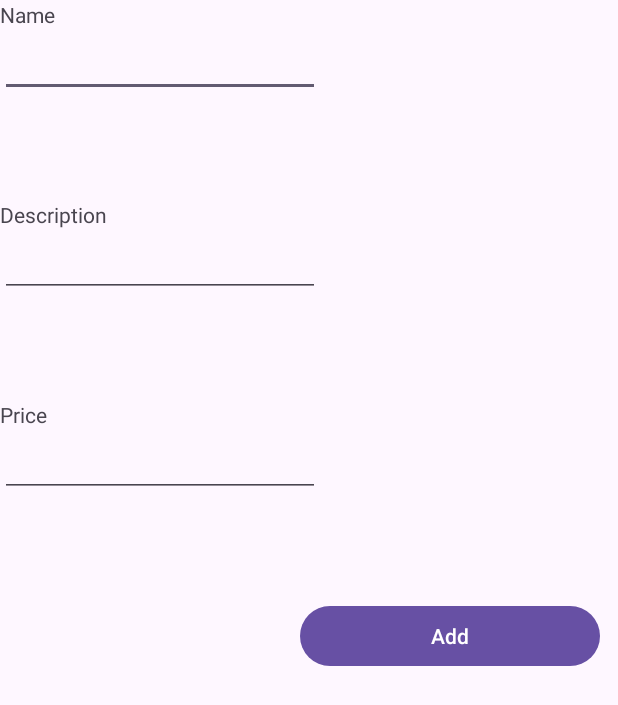
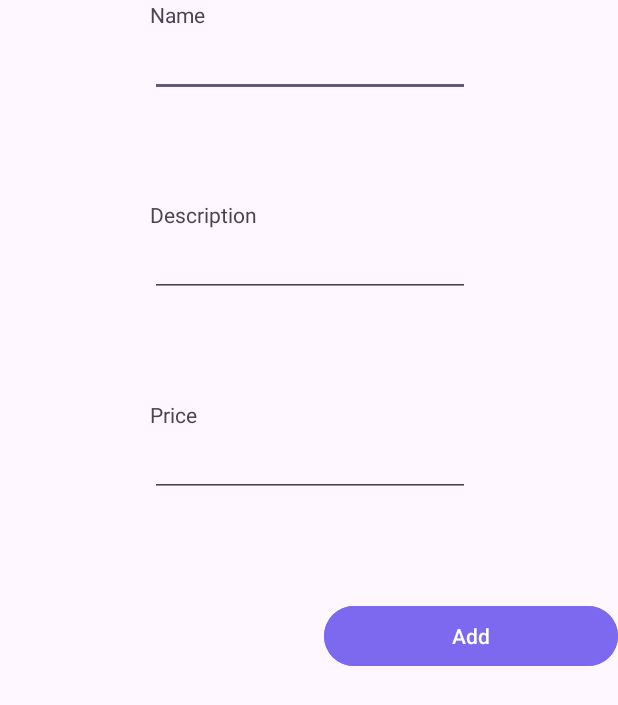
Before and after one commit to essattibouchra/product-managment-firebase, an Android app: the screen it shows after launch (MainActivity), on a phone screen of 412 x 824 dp. Shown: the top 705 px of the screen. Run offline under Robolectric (Android 15) with nearby library versions, the phone set to English and light mode, and no system bars; our stand-ins replace Firebase (no records; nobody signed in at launch, a user with empty details on screens opened directly), navigation-ui; libraries missing offline, so code that uses them is left out: com.firebase.ui.

Commit message:
add the crud operation

```diff
--- a/app/src/main/res/layout/activity_main.xml
+++ b/app/src/main/res/layout/activity_main.xml
@@ -18,6 +18,7 @@
         <LinearLayout
             android:layout_width="wrap_content"
             android:layout_height="200px"
+            android:layout_marginLeft="100dp"
             android:orientation="vertical"
             android:textAlignment="center">
 
@@ -38,6 +39,7 @@
         <LinearLayout
             android:layout_width="wrap_content"
             android:layout_height="200px"
+            android:layout_marginLeft="100dp"
             android:orientation="vertical">
 
             <TextView
@@ -57,6 +59,7 @@
         <LinearLayout
             android:layout_width="wrap_content"
             android:layout_height="200px"
+            android:layout_marginLeft="100dp"
             android:orientation="vertical">
 
             <TextView
@@ -77,6 +80,7 @@
         <LinearLayout
             android:layout_width="wrap_content"
             android:layout_height="wrap_content"
+            android:layout_marginLeft="20dp"
             android:orientation="horizontal">
 
             <LinearLayout
@@ -91,8 +95,51 @@
                 android:layout_height="wrap_content"
                 android:layout_weight="1"
                 android:width="300px"
+                android:backgroundTint="#7C69EF"
                 android:text="Add" />
 
+        </LinearLayout>
+
+        <LinearLayout
+            android:layout_width="match_parent"
+            android:layout_height="wrap_content"
+            android:layout_marginTop="60px"
+            android:layout_weight="1"
+            android:orientation="horizontal">
+
+            <TextView
+                android:id="@+id/textView4"
+                android:layout_width="wrap_content"
+                android:layout_height="wrap_content"
+                android:layout_weight="1"
+                android:text="Id" />
+
+            <TextView
+                android:id="@+id/textView3"
+                android:layout_width="wrap_content"
+                android:layout_height="wrap_content"
+                android:layout_weight="1"
+                android:text="Name" />
+
+            <TextView
+                android:id="@+id/textView2"
+                android:layout_width="wrap_content"
+                android:layout_height="wrap_content"
+                android:layout_weight="1"
+                android:text="Detail" />
+            <TextView
+            android:id="@+id/textView22"
+            android:layout_width="wrap_content"
+            android:layout_height="wrap_content"
+            android:layout_weight="1"
+            android:text="Price" />
+
+            <TextView
+                android:id="@+id/textView"
+                android:layout_width="wrap_content"
+                android:layout_height="wrap_content"
+                android:layout_weight="1"
+                android:text="Action" />
         </LinearLayout>
 
         <LinearLayout
@@ -103,7 +150,7 @@
             <ListView
                 android:id="@+id/productlist"
                 android:layout_width="match_parent"
-                android:layout_height="450dp" />
+                android:layout_height="380dp" />
         </LinearLayout>
 
 
```
Also changed, not shown: app/src/main/java/com/openclassroom/firebaseoc/MainActivity.java (+15 -0 lines), app/src/main/res/layout/product_row.xml (+17 -8 lines).
